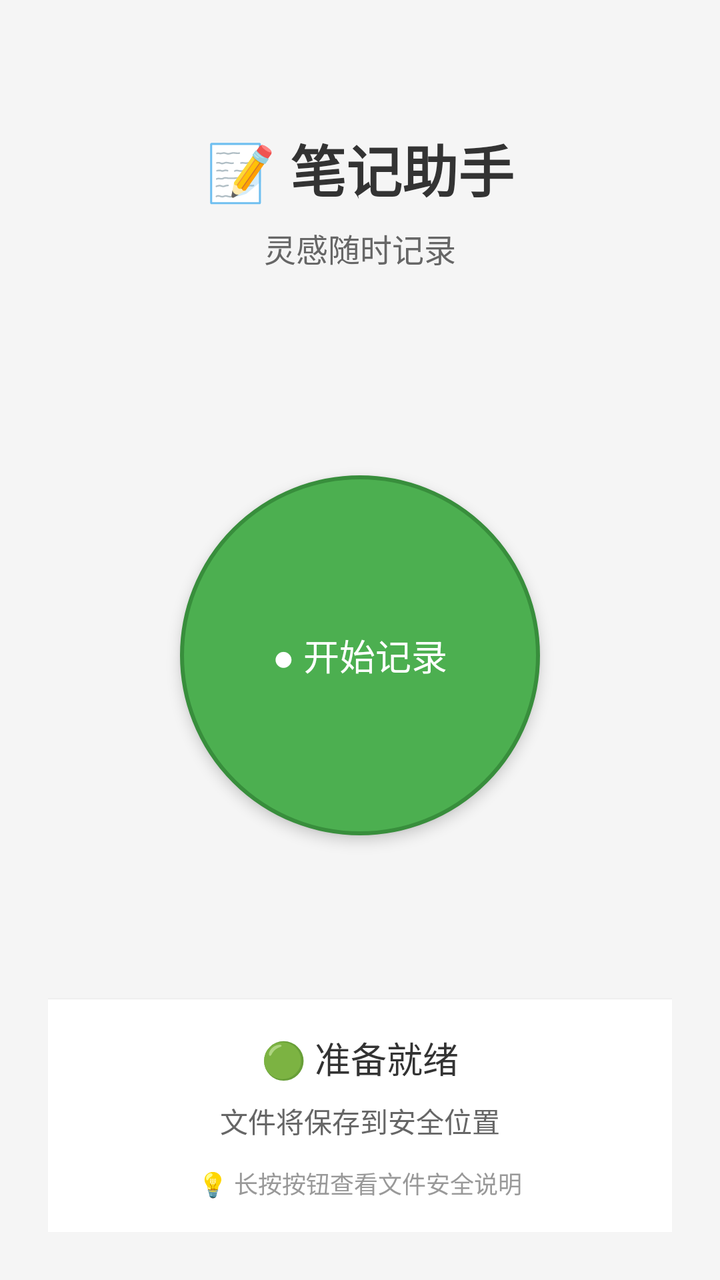
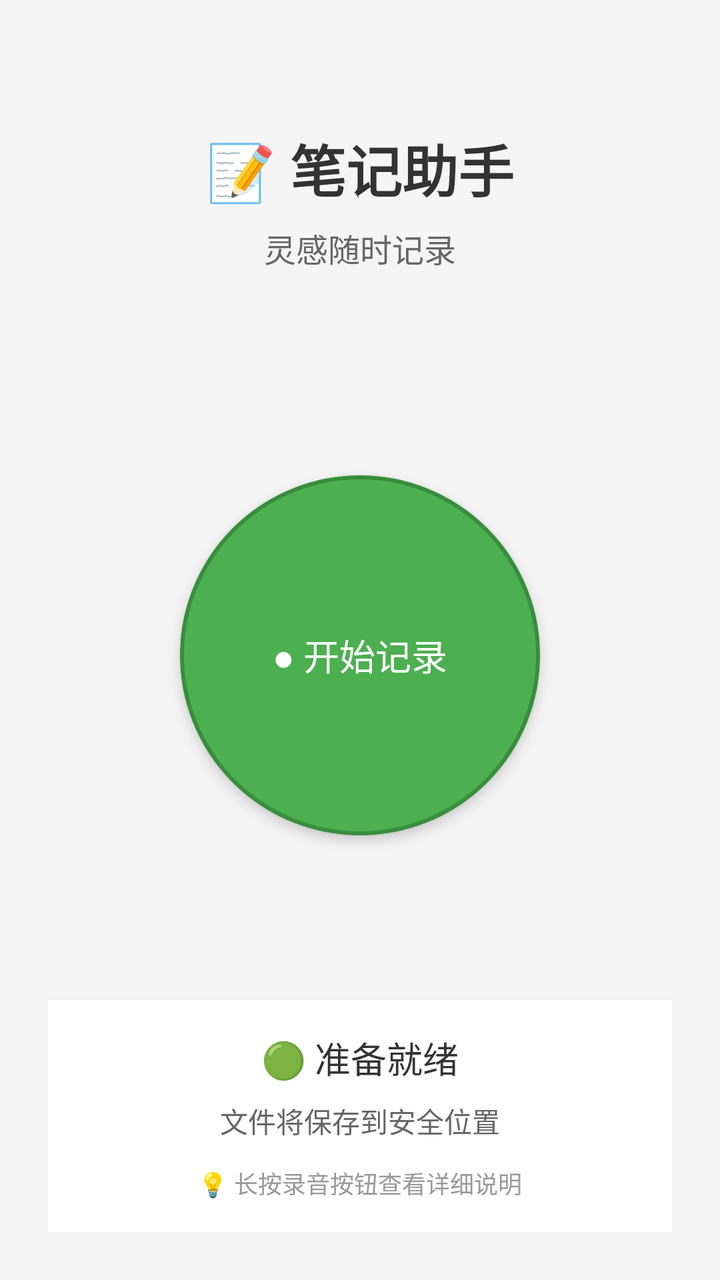

Compare the two renders of this Android layout. The source of the first and the diff that turns it into the second are given below.
<!-- AndroidManifest.xml: application theme android:Theme.Light -->
<!-- res/layout/activity_main.xml -->
<?xml version="1.0" encoding="utf-8"?>
<LinearLayout xmlns:android="http://schemas.android.com/apk/res/android"
    xmlns:tools="http://schemas.android.com/tools"
    android:layout_width="match_parent"
    android:layout_height="match_parent"
    android:padding="24dp"
    android:orientation="vertical"
    android:gravity="center_horizontal"
    android:background="#F5F5F5"
    tools:context=".MainActivity">

    
    <TextView
        android:id="@+id/titleText"
        android:layout_width="wrap_content"
        android:layout_height="wrap_content"
        android:text="📝 笔记助手"
        android:textSize="28sp"
        android:textStyle="bold"
        android:textColor="#333333"
        android:layout_marginTop="40dp" />

    <TextView
        android:id="@+id/subtitleText"
        android:layout_width="wrap_content"
        android:layout_height="wrap_content"
        android:text="灵感随时记录"
        android:textSize="16sp"
        android:textColor="#666666"
        android:layout_marginTop="8dp" />

    
    <LinearLayout
        android:layout_width="match_parent"
        android:layout_height="0dp"
        android:layout_weight="1"
        android:orientation="vertical"
        android:gravity="center"
        android:layout_marginTop="40dp">

        <Button
            android:id="@+id/recordButton"
            android:layout_width="180dp"
            android:layout_height="180dp"
            android:text="● 开始记录"
            android:textSize="18sp"
            android:textColor="#FFFFFF"
            android:background="@drawable/record_button_bg"
            android:stateListAnimator="@null"
            android:elevation="4dp" />

        <TextView
            android:id="@+id/timerText"
            android:layout_width="wrap_content"
            android:layout_height="wrap_content"
            android:text="00:00"
            android:textSize="32sp"
            android:textColor="#333333"
            android:layout_marginTop="24dp"
            android:visibility="gone" />
    </LinearLayout>

    
    <LinearLayout
        android:layout_width="match_parent"
        android:layout_height="wrap_content"
        android:orientation="vertical"
        android:gravity="center_horizontal"
        android:layout_marginTop="20dp"
        android:padding="16dp"
        android:background="#FFFFFF"
        android:elevation="2dp"
        android:radius="12dp">

        <TextView
            android:id="@+id/statusText"
            android:layout_width="wrap_content"
            android:layout_height="wrap_content"
            android:text="🟢 准备就绪"
            android:textSize="18sp"
            android:textColor="#333333" />

        <TextView
            android:id="@+id/fileInfoText"
            android:layout_width="wrap_content"
            android:layout_height="wrap_content"
            android:text="文件将保存到安全位置"
            android:textSize="14sp"
            android:textColor="#666666"
            android:layout_marginTop="8dp" />

        <TextView
            android:id="@+id/hintText"
            android:layout_width="wrap_content"
            android:layout_height="wrap_content"
            android:text="💡 长按按钮查看文件安全说明"
            android:textSize="12sp"
            android:textColor="#999999"
            android:layout_marginTop="12dp" />
    </LinearLayout>

</LinearLayout>
<!-- resources referenced by this layout -->
<resources>
  <!-- drawable record_button_bg (drawable) -->
  <?xml version="1.0" encoding="utf-8"?>
  <selector xmlns:android="http://schemas.android.com/apk/res/android">
      
      
      <item android:state_pressed="false">
          <shape android:shape="oval">
              <solid android:color="#4CAF50" />
              <size android:width="180dp" android:height="180dp" />
              <stroke android:width="2dp" android:color="#388E3C" />
          </shape>
      </item>
      
      
      <item android:state_pressed="true">
          <shape android:shape="oval">
              <solid android:color="#388E3C" />
              <size android:width="180dp" android:height="180dp" />
              <stroke android:width="2dp" android:color="#2E7D32" />
          </shape>
      </item>
  
  </selector>
</resources>

<!-- the commit's change to res/layout/activity_main.xml (unified diff, before → after) -->
@@ -89,11 +89,23 @@
             android:textColor="#666666"
             android:layout_marginTop="8dp" />
 
+        
+        <Button
+            android:id="@+id/openFolderButton"
+            android:layout_width="match_parent"
+            android:layout_height="48dp"
+            android:text="📁 打开录音文件夹"
+            android:textSize="16sp"
+            android:textColor="#FFFFFF"
+            android:background="#2196F3"
+            android:layout_marginTop="16dp"
+            android:visibility="gone" />
+
         <TextView
             android:id="@+id/hintText"
             android:layout_width="wrap_content"
             android:layout_height="wrap_content"
-            android:text="💡 长按按钮查看文件安全说明"
+            android:text="💡 长按录音按钮查看详细说明"
             android:textSize="12sp"
             android:textColor="#999999"
             android:layout_marginTop="12dp" />
